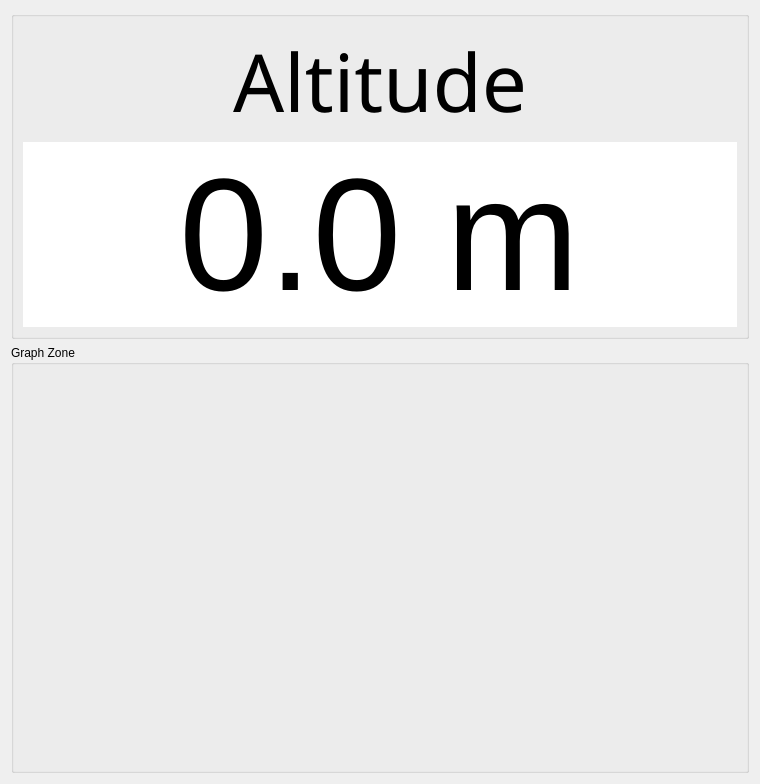
This is Ground Station/gui/Windows/AltitudeDisplay.ui in David-ArsB/Advanced-Avionics as Qt 5 draws it before an edit. The edited form follows.
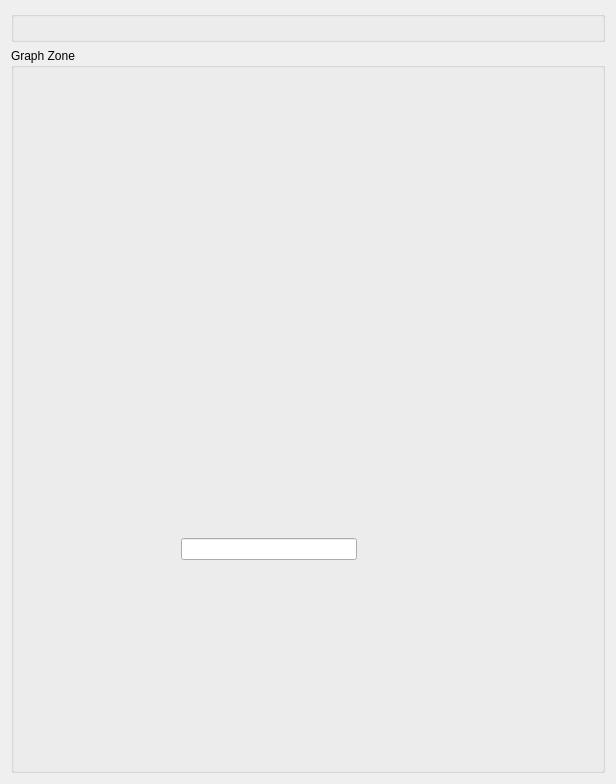
This is the edited form.

What changed in the file:
```diff
--- a/Ground Station/gui/Windows/AltitudeDisplay.ui
+++ b/Ground Station/gui/Windows/AltitudeDisplay.ui
@@ -24,78 +24,7 @@
      </property>
      <layout class="QGridLayout" name="gridLayout_25">
       <item row="0" column="0">
-       <layout class="QGridLayout" name="gridLayout_10">
-        <item row="1" column="0">
-         <widget class="QDoubleSpinBox" name="altitude_SB_2">
-          <property name="maximumSize">
-           <size>
-            <width>16777215</width>
-            <height>16777215</height>
-           </size>
-          </property>
-          <property name="font">
-           <font>
-            <pointsize>120</pointsize>
-            <bold>false</bold>
-           </font>
-          </property>
-          <property name="styleSheet">
-           <string notr="true"/>
-          </property>
-          <property name="frame">
-           <bool>false</bool>
-          </property>
-          <property name="alignment">
-           <set>Qt::AlignCenter</set>
-          </property>
-          <property name="readOnly">
-           <bool>true</bool>
-          </property>
-          <property name="buttonSymbols">
-           <enum>QAbstractSpinBox::NoButtons</enum>
-          </property>
-          <property name="suffix">
-           <string> m</string>
-          </property>
-          <property name="decimals">
-           <number>1</number>
-          </property>
-          <property name="minimum">
-           <double>-100.000000000000000</double>
-          </property>
-          <property name="maximum">
-           <double>1000.000000000000000</double>
-          </property>
-         </widget>
-        </item>
-        <item row="0" column="0">
-         <widget class="QLabel" name="label_16">
-          <property name="font">
-           <font>
-            <family>Segoe UI Semibold</family>
-            <pointsize>60</pointsize>
-            <italic>false</italic>
-            <bold>false</bold>
-           </font>
-          </property>
-          <property name="frameShape">
-           <enum>QFrame::NoFrame</enum>
-          </property>
-          <property name="text">
-           <string>Altitude</string>
-          </property>
-          <property name="textFormat">
-           <enum>Qt::AutoText</enum>
-          </property>
-          <property name="scaledContents">
-           <bool>false</bool>
-          </property>
-          <property name="alignment">
-           <set>Qt::AlignCenter</set>
-          </property>
-         </widget>
-        </item>
-       </layout>
+       <layout class="QGridLayout" name="gridLayout_10"/>
       </item>
      </layout>
     </widget>
@@ -105,11 +34,16 @@
      <property name="title">
       <string>Graph Zone</string>
      </property>
-     <layout class="QGridLayout" name="gridLayout">
-      <item row="0" column="0">
-       <layout class="QGridLayout" name="gridLayout_plotC"/>
-      </item>
-     </layout>
+     <widget class="QLineEdit" name="lineEdit">
+      <property name="geometry">
+       <rect>
+        <x>170</x>
+        <y>490</y>
+        <width>176</width>
+        <height>22</height>
+       </rect>
+      </property>
+     </widget>
     </widget>
    </item>
   </layout>
```
